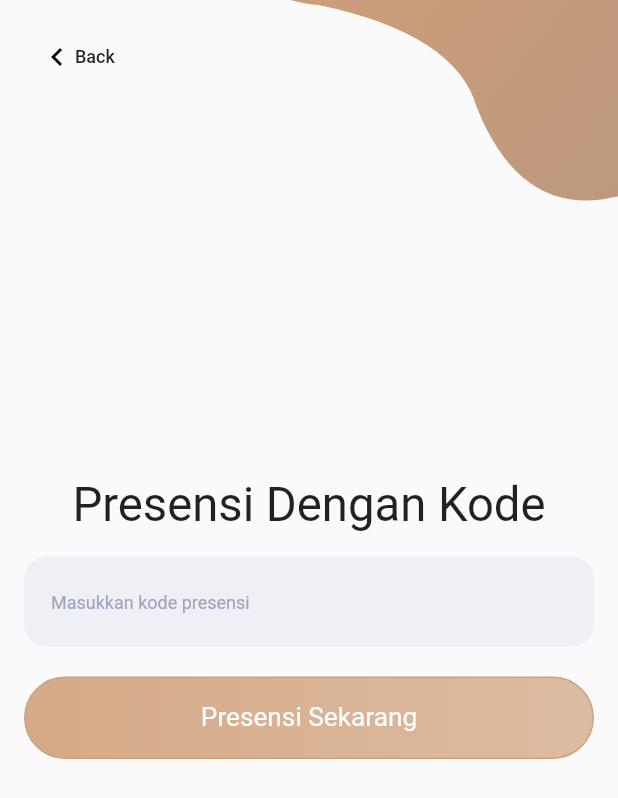
After one commit to candraprasetya/rumah_jamur_app, a Flutter app: the CodePresensi screen opened by its route, on a phone screen of 412 x 824 dp. The commit adds this screen. Shown: the top 798 px of the screen. Run offline on Flutter 3.47's test engine with Material 2 defaults, Android fonts, the phone set to English and light mode, and no system bars; drawn by our look-alikes of velocity_x; our stand-ins replace cloud_firestore, firebase_auth, firebase_core, get; missing offline and left inert: spincircle_bottom_bar; accounts and stored records are empty.

Commit message:
Check Presensi by Input Code

```diff
--- a/lib/models/models.dart
+++ b/lib/models/models.dart
@@ -3,3 +3,4 @@ import 'dart:convert';
 import 'package:cloud_firestore/cloud_firestore.dart';
 
 part 'user_model.dart';
+part 'presensi_model.dart';
--- a/lib/models/presensi_model.dart
+++ b/lib/models/presensi_model.dart
@@ -0,0 +1,54 @@
+part of 'models.dart';
+
+class PresensiModel {
+  final String code;
+  final DateTime start;
+  final DateTime end;
+
+  PresensiModel({this.code, this.start, this.end});
+
+  PresensiModel copyWith({String code, DateTime start, DateTime end}) {
+    return PresensiModel(
+        code: code ?? this.code,
+        start: start ?? this.start,
+        end: end ?? this.end);
+  }
+
+  Map<String, dynamic> toMap() {
+    return {
+      'code': code,
+      'start': start,
+      'end': end,
+    };
+  }
+
+  factory PresensiModel.fromDoc(DocumentSnapshot doc) {
+    if (doc == null) return null;
+
+    return PresensiModel(
+        code: doc.data()['code'],
+        start: doc.data()['start'],
+        end: doc.data()['end']);
+  }
+
+  String toJson() => json.encode(toMap());
+
+  factory PresensiModel.fromJson(String source) =>
+      PresensiModel.fromDoc(json.decode(source));
+
+  @override
+  String toString() => 'Presensi(Code: $code, Start: $start, End: $end)';
+
+  @override
+  bool operator ==(Object o) {
+    if (identical(this, o)) return true;
+
+    return o is PresensiModel &&
+        o.code == code &&
+        o.start == start &&
+        o.end == end;
+  }
+
+  @override
+  int get hashCode => code.hashCode ^ start.hashCode ^ end.hashCode;
+}
--- /dev/null
+++ b/lib/screens/code_presensi.dart
@@ -0,0 +1,88 @@
+part of 'screens.dart';
+
+class CodePresensi extends StatefulWidget {
+  @override
+  _CodePresensiState createState() => _CodePresensiState();
+}
+
+class _CodePresensiState extends State<CodePresensi> {
+  String uid = Get.arguments;
+  TextEditingController kodeController = TextEditingController();
+  Widget _backButton() {
+    return InkWell(
+      onTap: () {
+        Navigator.pop(context);
+      },
+      child: Container(
+        padding: EdgeInsets.symmetric(horizontal: 10),
+        child: Row(
+          children: <Widget>[
+            Container(
+              padding: EdgeInsets.only(left: 0, top: 10, bottom: 10),
+              child: Icon(Icons.keyboard_arrow_left, color: Colors.black),
+            ),
+            Text('Back',
+                style: TextStyle(fontSize: 12, fontWeight: FontWeight.w500))
+          ],
+        ),
+      ),
+    );
+  }
+
+  @override
+  Widget build(BuildContext context) {
+    return Scaffold(
+      body: SafeArea(
+        child: VxBox(
+            child: ZStack([
+          Positioned(
+            top: -MediaQuery.of(context).size.height * .32,
+            right: -MediaQuery.of(context).size.width * .4,
+            child: MyContainer(),
+          ),
+          _backButton(),
+          VStack(
+            [
+              'Presensi Dengan Kode'.text.xl4.makeCentered(),
+              16.heightBox,
+              TextFieldKu(
+                controller: kodeController,
+                inputType: TextInputType.text,
+                keterangan: 'Masukkan kode presensi',
+              ),
+              20.heightBox,
+              MyButton(
+                text: 'Presensi Sekarang',
+                color: Warna.primary,
+                onPress: () async {
+                  Get.dialog(
+                      BackdropFilter(
+                        filter: ImageFilter.blur(sigmaY: 18, sigmaX: 18),
+                        child: CircularProgressIndicator(
+                          valueColor: AlwaysStoppedAnimation(Warna.primary),
+                        ).centered(),
+                      ),
+                      barrierColor: Warna.white.withOpacity(.2),
+                      barrierDismissible: false,
+                      transitionCurve: Curves.easeOutQuint);
+                  String kode = kodeController.text.trim();
+                  bool presensi = await PresensiService.getPresensi(kode);
+
+                  if (!presensi) {
+                    Get.snackbar(
+                        'Gagal Presensi', 'Kode yang anda masukkan salah');
+                    Get.back();
+                  } else {
+                    await PresensiService.userPresensi(kode, uid);
+                    Get.offAndToNamed('/success');
+                  }
+                },
+              )
+            ],
+            alignment: MainAxisAlignment.center,
+          ).objectCenter()
+        ])).p16.makeCentered(),
+      ),
+    );
+  }
+}
--- a/lib/screens/register_screen.dart
+++ b/lib/screens/register_screen.dart
@@ -10,6 +10,7 @@ class _RegisterScreenState extends State<RegisterScreen> {
   TextEditingController passController = TextEditingController();
   TextEditingController nameController = TextEditingController();
   TextEditingController nimController = TextEditingController();
+
   Widget _backButton() {
     return InkWell(
       onTap: () {
@@ -100,7 +101,7 @@ class _RegisterScreenState extends State<RegisterScreen> {
             Text(
               'Masuk',
               style: TextStyle(
-                  color: Color(0xfff79c4f),
+                  color: Warna.primary,
                   fontSize: 13,
                   fontWeight: FontWeight.w600),
             ),
--- a/lib/screens/screens.dart
+++ b/lib/screens/screens.dart
@@ -1,14 +1,14 @@
 import 'dart:ui';
 
-import 'package:cloud_firestore/cloud_firestore.dart';
 import 'package:firebase_auth/firebase_auth.dart';
 import 'package:flutter/material.dart';
-import 'package:flutter_login/flutter_login.dart';
 import 'package:get/get.dart';
 import 'package:rumah_jamur/models/models.dart';
 import 'package:rumah_jamur/services/services.dart';
 import 'package:rumah_jamur/utils/utils.dart';
 import 'package:rumah_jamur/widgets/widgets.dart';
+import 'package:spincircle_bottom_bar/modals.dart';
+import 'package:spincircle_bottom_bar/spincircle_bottom_bar.dart';
 import 'package:velocity_x/velocity_x.dart';
 
 part 'login_screen.dart';
@@ -17,3 +17,6 @@ part 'profile_screen.dart';
 part 'register_screen.dart';
 part 'presensi_screen.dart';
 part 'welcome_screen.dart';
+part 'code_presensi.dart';
+part 'qr_presensi.dart';
+part 'success_screen.dart';
--- /dev/null
+++ b/lib/services/presensi_service.dart
@@ -0,0 +1,32 @@
+part of 'services.dart';
+
+class PresensiService {
+  static CollectionReference presensiCollection =
+      FirebaseFirestore.instance.collection('presensi');
+  static Future<void> updatePresensi(PresensiModel presensi) async {
+    presensiCollection.doc(presensi.code).update(
+        {'code': presensi.code, 'start': presensi.start, 'end': presensi.end});
+  }
+
+  static Future<void> setPresensi(PresensiModel presensi) async {
+    presensiCollection.doc(presensi.code).set({
+      'code': presensi.code,
+      'start': presensi.start ?? DateTime.now().millisecondsSinceEpoch,
+      'end': presensi.end ?? DateTime.now().millisecondsSinceEpoch,
+    });
+  }
+
+  static Future<void> userPresensi(String code, String uid) async {
+    presensiCollection
+        .doc(code)
+        .collection(uid)
+        .doc()
+        .set({'code': code, 'uid': uid, 'date': DateTime.now()});
+  }
+
+  static Future<bool> getPresensi(String code) async {
+    DocumentSnapshot snapshot = await presensiCollection.doc(code).get();
+
+    return snapshot.exists;
+  }
+}
--- a/lib/services/services.dart
+++ b/lib/services/services.dart
@@ -5,3 +5,4 @@ import 'package:rumah_jamur/utils/utils.dart';
 
 part 'auth_service.dart';
 part 'user_service.dart';
+part 'presensi_service.dart';
--- a/lib/utils/shared_value.dart
+++ b/lib/utils/shared_value.dart
@@ -1,10 +1,13 @@
 part of 'utils.dart';
 
 mixin Warna {
-  static Color primary = Color(0xFFe58e26);
+  static Color primary = Color(0xFFd1a17b);
   static Color red = Color(0xFFe55039);
   static Color white = Color(0xFFffffff);
-  static Color accent = Color(0xFFfa983a);
+  static Color accent = Color(0xFFbb977d);
+  static Color gray = Color(0xFF878076);
+  static Color rosyBrown = Color(0xFFaa9e92);
+  static Color gainsboro = Color(0xFFe8e3d9);
 }
 
 String sharedID = '';
--- a/lib/widgets/container_widget.dart
+++ b/lib/widgets/container_widget.dart
@@ -17,7 +17,7 @@ class MyContainer extends StatelessWidget {
               gradient: LinearGradient(
                   begin: Alignment.topCenter,
                   end: Alignment.bottomCenter,
-                  colors: [Color(0xfffbb448), Color(0xffe46b10)])),
+                  colors: [Warna.primary, Warna.accent])),
         ),
       ),
     ));
--- a/pubspec.yaml
+++ b/pubspec.yaml
@@ -33,7 +33,7 @@ dependencies:
   get: ^3.17.1
   provider: ^4.3.2+2
   velocity_x: ^1.0.1
-  flutter_login: ^1.0.14
+  spincircle_bottom_bar: ^1.0.0
 dev_dependencies:
   flutter_test:
     sdk: flutter
```
Also changed, not shown: lib/main.dart (+6 -1 lines), lib/screens/home_screen.dart (+79 -17 lines), lib/screens/profile_screen.dart (+9 -1 lines), lib/screens/qr_presensi.dart (added, +13 -0 lines), lib/screens/success_screen.dart (added, +20 -0 lines), pubspec.lock.
